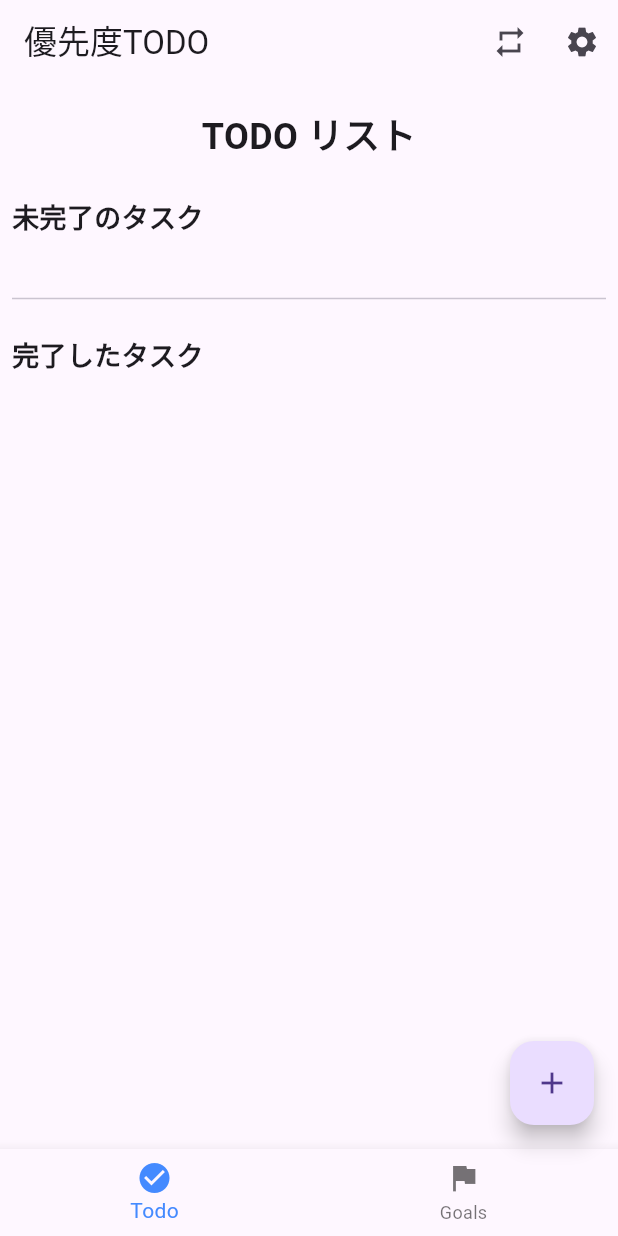
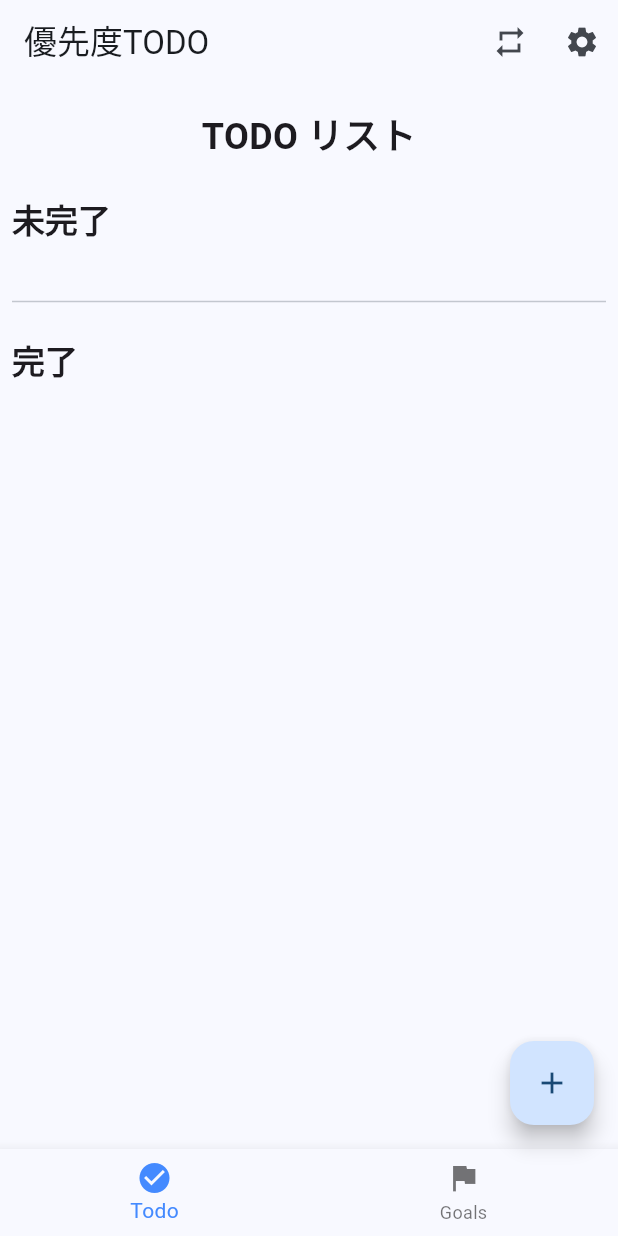
Before and after one commit to miyamotoyusuke/priority-todo, a Flutter app: the screen it shows after launch, on a phone screen of 412 x 824 dp. Run offline on Flutter 3.47's test engine with Material 3 defaults, Android fonts, the phone set to English and light mode, and no system bars; our stand-ins replace cloud_firestore, firebase_auth, firebase_core, google_fonts; accounts and stored records are empty; generated files the repository leaves out were written again; network calls fail; statements that could not run were skipped.

Commit message:
change font

```diff
--- a/lib/main.dart
+++ b/lib/main.dart
@@ -3,6 +3,7 @@
 import 'package:firebase_auth/firebase_auth.dart';
 import 'package:flutter/material.dart';
 import 'package:firebase_core/firebase_core.dart';
+import 'package:google_fonts/google_fonts.dart';
 import 'firebase_options.dart'; // FlutterFire CLIで生成されたファイル
 import 'screen/home_page.dart';
 
@@ -25,9 +26,15 @@ class MyApp extends StatelessWidget {
     return MaterialApp(
       title: 'タスクマネージャー',
       theme: ThemeData(
-        primarySwatch: Colors.blue,
-        fontFamily: 'Roboto',
+        colorScheme: ColorScheme.fromSeed(
+          seedColor: Colors.blue,
+          brightness: Brightness.light,
+        ),
+        textTheme: GoogleFonts.mPlusRounded1cTextTheme(
+          Theme.of(context).textTheme,
+        ),
         visualDensity: VisualDensity.adaptivePlatformDensity,
+        useMaterial3: true,
       ),
       home: const HomePage(),
     );
--- a/lib/widget/todo_list.dart
+++ b/lib/widget/todo_list.dart
@@ -81,7 +81,12 @@ class TodoList extends StatelessWidget {
     return ListView(
       padding: const EdgeInsets.all(8),
       children: [
-        const Text('未完了のタスク', style: TextStyle(fontSize: 18, fontWeight: FontWeight.bold)),
+        Text(
+          '未完了',
+          style: Theme.of(context).textTheme.titleLarge?.copyWith(
+            fontWeight: FontWeight.bold,
+          ),
+        ),
         const SizedBox(height: 8),
         ...incompleteTodos.map((todo) {
           final index = todos.indexOf(todo);
@@ -89,7 +94,12 @@ class TodoList extends StatelessWidget {
         }).toList(),
         const SizedBox(height: 8),
         const Divider(height: 50),
-        const Text('完了したタスク', style: TextStyle(fontSize: 18, fontWeight: FontWeight.bold)),
+        Text(
+          '完了',
+          style: Theme.of(context).textTheme.titleLarge?.copyWith(
+            fontWeight: FontWeight.bold,
+          ),
+        ),
         const SizedBox(height: 8),
         ...completedTodos.map((todo) {
           final index = todos.indexOf(todo);
--- a/pubspec.yaml
+++ b/pubspec.yaml
@@ -32,7 +32,7 @@ dependencies:
     sdk: flutter
   shared_preferences: ^2.0.15
   uuid: ^3.0.6
-
+  google_fonts: ^6.1.0
 
   # The following adds the Cupertino Icons font to your application.
   # Use with the CupertinoIcons class for iOS style icons.
```
Also changed, not shown: pubspec.lock, 13 other files.
